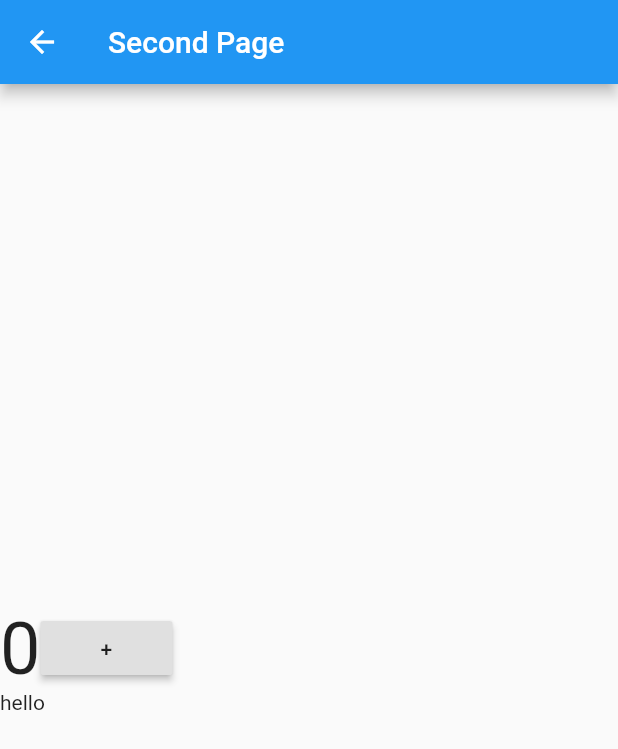
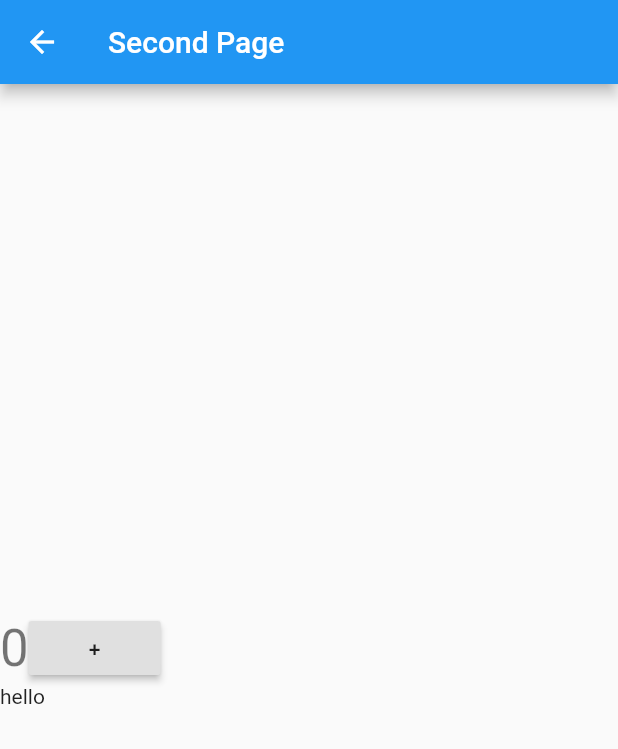
Before and after one commit to lming2008/Morin, a Flutter app: the screen it shows after launch, after a tap on the "forward" icon, on a phone screen of 412 x 824 dp. Shown: the top 749 px of the screen. Run offline on Flutter 3.47's test engine with Material 2 defaults, Android fonts, the light colour scheme and no system bars; our stand-ins replace fluro, flutter_bloc, flutter_i18n, flutter_redux, flutter_screenutil, flutter_swiper and 2 more; missing offline and left inert: flutter_candlesticks, intro_views_flutter; network calls fail; statements that could not run were skipped.

Commit message:
add redux demo

```diff
--- a/lib/Demos/ReduxDemo.dart
+++ b/lib/Demos/ReduxDemo.dart
@@ -1,48 +1,151 @@
 import 'package:flutter/material.dart';
 import 'package:flutter_redux/flutter_redux.dart';
+import 'package:redux/redux.dart';
 
-class ReduxDemo extends StatefulWidget {
-  ReduxDemo({Key key, this.title}) : super(key: key);
-  final String title;
+class ReduxDemo extends StatelessWidget {
+  ReduxDemo();
 
-  @override
-  _ReduxDemoState createState() => new _ReduxDemoState();
-}
-
-class _ReduxDemoState extends State<ReduxDemo> {
-  int _counter = 0;
-
-  void _incrementCounter() {
-    setState(() {
-      _counter++;
-    });
-  }
+  final store =
+      Store<CounterState>(reducer, initialState: CounterState.initState());
 
   @override
   Widget build(BuildContext context) {
-    return new Scaffold(
-      appBar: new AppBar(
-        title: new Text(widget.title),
+    return StoreProvider<CounterState>(
+      store: store,
+      child: new MaterialApp(
+        title: 'Redux Demo',
+        home: ReduxDemoFirstPage(),
       ),
-      body: new Center(
-        child: new Column(
+    );
+  }
+}
+
+class ReduxDemoFirstPage extends StatelessWidget {
+  @override
+  Widget build(BuildContext context) {
+    return Scaffold(
+      appBar: AppBar(
+        title: Text('First Page'),
+      ),
+      body: Center(
+        child: Column(
           mainAxisAlignment: MainAxisAlignment.center,
           children: <Widget>[
-            new Text(
-              'You have pushed the button this many times:',
+            //状态显示
+            StoreConnector<CounterState, int>(
+              converter: (store) => store.state.count,
+              builder: (context, count) {
+                return Text(
+                  count.toString(),
+                  style: TextStyle(fontSize: 48.0),
+                );
+              },
             ),
-            new Text(
-              '$_counter',
-              style: Theme.of(context).textTheme.display1,
+
+            //触发动作
+            StoreConnector<CounterState, VoidCallback>(
+              converter: (store) {
+                return () => store.dispatch(ActionType.actionTypeA);
+              },
+              builder: (context, callback) {
+                return RaisedButton(
+                  child: Text('+'),
+                  onPressed: callback,
+                );
+              },
             ),
           ],
         ),
       ),
-      floatingActionButton: new FloatingActionButton(
-        onPressed: _incrementCounter,
-        tooltip: 'Increment',
-        child: new Icon(Icons.add),
+      floatingActionButton: FloatingActionButton(
+        onPressed: () {
+          Navigator.of(context)
+              .push(MaterialPageRoute(builder: (BuildContext context) {
+            return ReduxDemoSecondPage(
+              title: "Second Page",
+            );
+          }));
+        },
+        child: Icon(Icons.forward),
       ),
     );
   }
 }
+
+class ReduxDemoSecondPage extends StatelessWidget {
+  final String title;
+  ReduxDemoSecondPage({Key key, this.title});
+  @override
+  Widget build(BuildContext context) {
+    return Scaffold(
+      appBar: AppBar(
+        title: Text('Second Page'),
+      ),
+      body: Center(
+        child: Column(
+          mainAxisAlignment: MainAxisAlignment.center,
+          children: <Widget>[
+            Row(
+              children: <Widget>[
+
+                //显示状态
+                StoreConnector<CounterState, int>(
+                  converter: (store) => store.state.count,
+                  builder: (context, count) {
+                    return Text(
+                      count.toString(),
+                      style: Theme.of(context).textTheme.display1,
+                    );
+                  },
+                ),
+
+                //触发动作
+                StoreConnector<CounterState, VoidCallback>(
+                  converter: (store) {
+                    return () => store.dispatch(ActionType.actionTypeB);
+                  },
+                  builder: (context, callback) {
+                    return RaisedButton(
+                      child: Text('+'),
+                      onPressed: callback,
+                    );
+                  },
+                ),
+              ],
+            ),
+            Row(
+              children: <Widget>[
+                Text('hello'),
+              ],
+            )
+          ],
+        ),
+      ),
+    );
+  }
+}
+
+CounterState reducer(CounterState state, action) {
+  //匹配Action
+  if (action == ActionType.actionTypeA) {
+    return CounterState(state.count + 1);
+  } else if (action == ActionType.actionTypeB) {
+    return CounterState(state.count - 1);
+  }
+  return state;
+}
+
+enum ActionType { actionTypeA, actionTypeB }
+
+/*
+ * CounterState 中的所有属性都应该是只读
+ */
+@immutable
+class CounterState {
+  final int _count;
+  get count => _count;
+
+  CounterState(this._count);
+
+  CounterState.initState() : _count = 0;
+}
--- a/lib/main.dart
+++ b/lib/main.dart
@@ -34,21 +34,21 @@ class MorinApp extends StatelessWidget {
           primaryColor: Color(AppColors.AppBarColor),
           cardColor: Color(AppColors.AppBarColor)),
 
-      initialRoute: 'scopedmodel',
+      initialRoute: 'redux',
       //路由
       routes: <String, WidgetBuilder>{
         '/': (BuildContext context) => LaunchPage(title: "Morin"),
         '/one': (BuildContext context) => Page(title: 'page one'),
         '/two': (BuildContext context) => Page(title: 'page two'),
         '/three': (BuildContext context) => Page(title: 'page three'),
-        '/state': (BuildContext context) => StateManagementDemo(),
+        'state': (BuildContext context) => StateManagementDemo(),
         'scopedmodel':(BuildContext context) => ScopedmodelDemo(),
-        '/stream': (BuildContext context) => StreamDemoHome(),
-        '/bloc': (BuildContext context) => BlocDemo(),
-        '/rxdart': (BuildContext context) => RxdartDemo(),
-        '/http': (BuildContext context) => HttpDemo(),
-        '/redux':(BuildContext context) => ReduxDemo(title: 'Redux Demo',),
-        '/login':(BuildContext context) => LoginFormTestRoute(title:'登录'),
+        'stream': (BuildContext context) => StreamDemoHome(),
+        'bloc': (BuildContext context) => BlocDemo(),
+        'rxdart': (BuildContext context) => RxdartDemo(),
+        'http': (BuildContext context) => HttpDemo(),
+        'redux':(BuildContext context) => ReduxDemo(),
+        'login':(BuildContext context) => LoginFormTestRoute(title:'登录'),
       },
 
     );
--- a/pubspec.yaml
+++ b/pubspec.yaml
@@ -21,6 +21,7 @@ dependencies:
     sdk: flutter
 
   scoped_model: ^1.0.1
+  flutter_redux: ^0.5.2
 
   # The following adds the Cupertino Icons font to your application.
   # Use with the CupertinoIcons class for iOS style icons.
@@ -44,7 +45,7 @@ dependencies:
   archive: ^2.0.4
 
   rxdart: ^0.20.0
-  flutter_redux: ^0.5.2
+
   flutter_bloc: ^0.4.11
 
 
```
